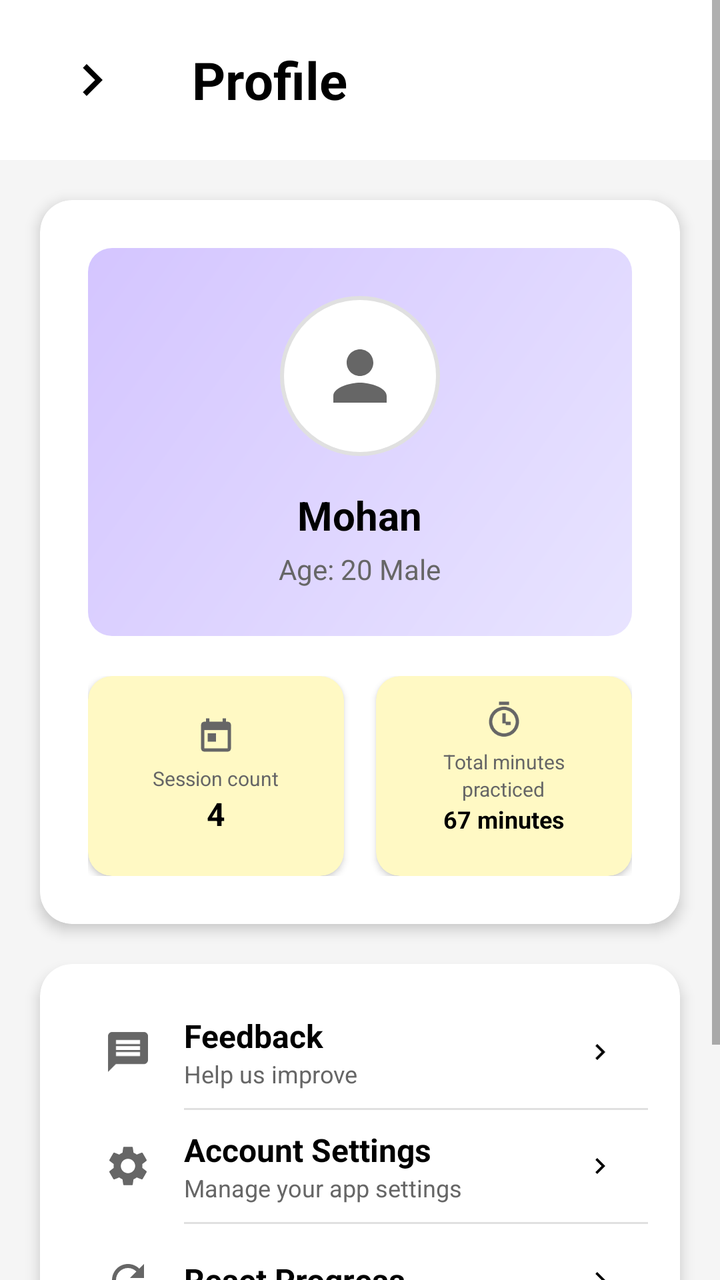
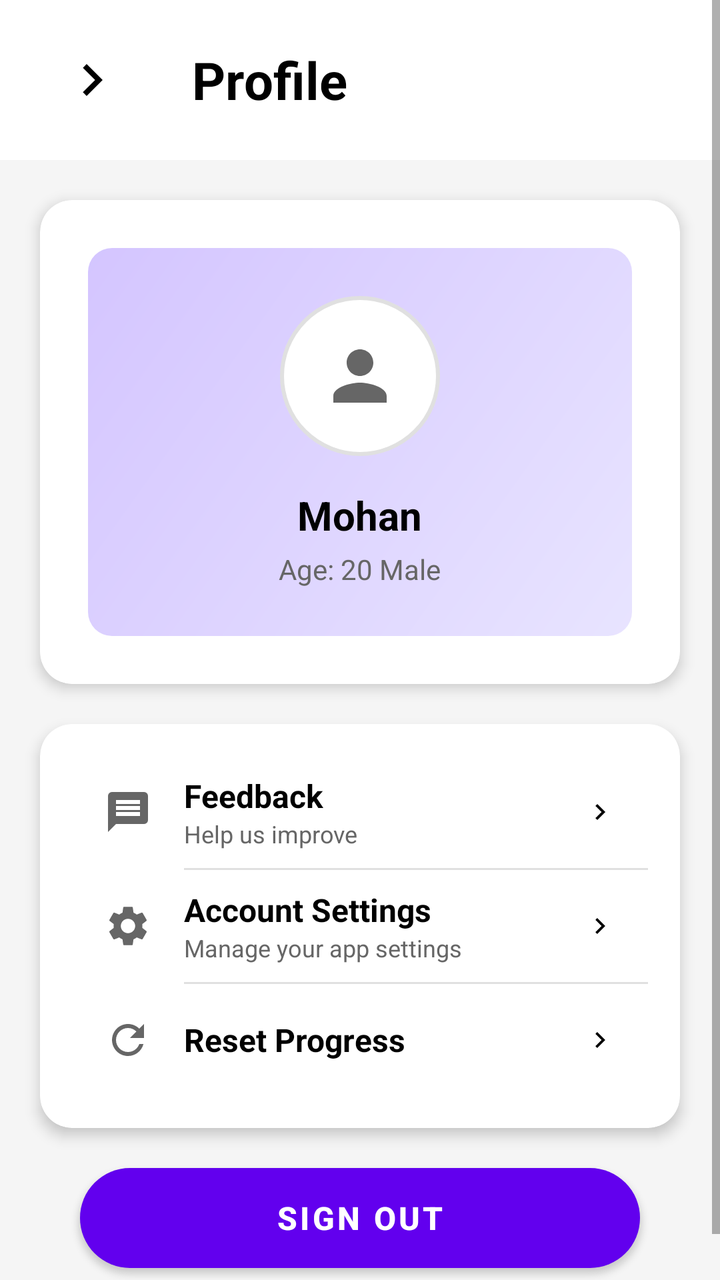

Screens rendered from an Android XML layout before and after an edit, with the pre-edit source and the edit as a unified diff.
<!-- AndroidManifest.xml: application theme Theme.CogniSync -->
<!-- res/layout/activity_profile.xml -->
<?xml version="1.0" encoding="utf-8"?>
<ScrollView xmlns:android="http://schemas.android.com/apk/res/android"
    xmlns:app="http://schemas.android.com/apk/res-auto"
    xmlns:tools="http://schemas.android.com/tools"
    android:layout_width="match_parent"
    android:layout_height="match_parent"
    android:fitsSystemWindows="true"
    android:background="#F5F5F5">

    <LinearLayout
        android:layout_width="match_parent"
        android:layout_height="wrap_content"
        android:orientation="vertical">

        
        <RelativeLayout
            android:id="@+id/headerLayout"
            android:layout_width="match_parent"
            android:layout_height="80dp"
            android:background="@android:color/white"
            android:paddingStart="16dp"
            android:paddingEnd="16dp"
            android:paddingTop="8dp">

            <ImageButton
                android:id="@+id/backButton"
                android:layout_width="60dp"
                android:layout_height="54dp"
                android:layout_centerVertical="true"
                android:background="?android:attr/selectableItemBackgroundBorderless"
                android:contentDescription="@string/Back"
                android:src="@drawable/chevron_right" />

            <TextView
                android:layout_width="wrap_content"
                android:layout_height="wrap_content"
                android:layout_centerVertical="true"
                android:layout_marginStart="20dp"
                android:layout_toEndOf="@id/backButton"
                android:text="@string/profile"
                android:textColor="#000000"
                android:textSize="26sp"
                android:textStyle="bold" />
        </RelativeLayout>

        
        <androidx.cardview.widget.CardView
            android:layout_width="match_parent"
            android:layout_height="wrap_content"
            android:layout_margin="20dp"
            android:elevation="4dp"
            app:cardCornerRadius="16dp"
            app:cardElevation="4dp">

            <LinearLayout
                android:layout_width="match_parent"
                android:layout_height="wrap_content"
                android:orientation="vertical"
                android:padding="24dp">

                <LinearLayout
                    android:layout_width="match_parent"
                    android:layout_height="wrap_content"
                    android:background="@drawable/ic_profile"
                    android:gravity="center"
                    android:orientation="vertical"
                    android:padding="24dp">

                    <ImageView
                        android:id="@+id/profileImage"
                        android:layout_width="80dp"
                        android:layout_height="80dp"
                        android:layout_marginBottom="16dp"
                        android:background="@drawable/circle_background"
                        android:padding="20dp"
                        android:src="@drawable/ic_person"
                        android:contentDescription="@string/profile_picture" />

                    <TextView
                        android:id="@+id/userName"
                        android:layout_width="wrap_content"
                        android:layout_height="wrap_content"
                        android:layout_marginBottom="4dp"
                        android:text="@string/mohan"
                        android:textColor="#000000"
                        android:textSize="20sp"
                        android:textStyle="bold" />

                    <TextView
                        android:id="@+id/userInfo"
                        android:layout_width="wrap_content"
                        android:layout_height="wrap_content"
                        android:text="@string/age_20_male"
                        android:textColor="#666666"
                        android:textSize="14sp" />
                </LinearLayout>

                
                <LinearLayout
                    android:layout_width="match_parent"
                    android:layout_height="wrap_content"
                    android:layout_marginTop="20dp"
                    android:orientation="horizontal">

                    <androidx.cardview.widget.CardView
                        android:layout_width="0dp"
                        android:layout_height="100dp"
                        android:layout_marginEnd="8dp"
                        android:layout_weight="1"
                        android:elevation="2dp"
                        app:cardCornerRadius="12dp"
                        app:cardBackgroundColor="#FFF9C4">

                        <LinearLayout
                            android:layout_width="match_parent"
                            android:layout_height="match_parent"
                            android:gravity="center"
                            android:orientation="vertical"
                            android:padding="12dp">

                            <ImageView
                                android:layout_width="20dp"
                                android:layout_height="20dp"
                                android:layout_marginBottom="4dp"
                                android:src="@drawable/ic_calendar"
                                android:contentDescription="@string/sessions" />

                            <TextView
                                android:layout_width="wrap_content"
                                android:layout_height="wrap_content"
                                android:text="@string/session_count"
                                android:textColor="#666666"
                                android:textSize="10sp"
                                tools:ignore="SmallSp" />

                            <TextView
                                android:id="@+id/sessionCount"
                                android:layout_width="wrap_content"
                                android:layout_height="wrap_content"
                                android:text="@string/_4"
                                android:textColor="#000000"
                                android:textSize="16sp"
                                android:textStyle="bold" />
                        </LinearLayout>
                    </androidx.cardview.widget.CardView>

                    <androidx.cardview.widget.CardView
                        android:layout_width="0dp"
                        android:layout_height="100dp"
                        android:layout_marginStart="8dp"
                        android:layout_weight="1"
                        android:elevation="2dp"
                        app:cardCornerRadius="12dp"
                        app:cardBackgroundColor="#FFF9C4">

                        <LinearLayout
                            android:layout_width="match_parent"
                            android:layout_height="wrap_content"
                            android:gravity="center"
                            android:orientation="vertical"
                            android:padding="12dp">

                            <ImageView
                                android:layout_width="20dp"
                                android:layout_height="20dp"
                                android:layout_marginBottom="4dp"
                                android:src="@drawable/ic_timer"
                                android:contentDescription="@string/minutes" />

                            <TextView
                                android:layout_width="wrap_content"
                                android:layout_height="wrap_content"
                                android:text="@string/total_minutes"
                                android:textColor="#666666"
                                android:textSize="10sp" />

                            <TextView
                                android:layout_width="wrap_content"
                                android:layout_height="wrap_content"
                                android:text="@string/practiced"
                                android:textColor="#666666"
                                android:textSize="10sp" />

                            <TextView
                                android:id="@+id/totalMinutes"
                                android:layout_width="wrap_content"
                                android:layout_height="wrap_content"
                                android:text="@string/_67_minutes"
                                android:textColor="#000000"
                                android:textSize="12sp"
                                android:textStyle="bold" />
                        </LinearLayout>
                    </androidx.cardview.widget.CardView>
                </LinearLayout>
            </LinearLayout>
        </androidx.cardview.widget.CardView>

        
        <androidx.cardview.widget.CardView
            android:layout_width="match_parent"
            android:layout_height="wrap_content"
            android:layout_marginStart="20dp"
            android:layout_marginEnd="20dp"
            android:layout_marginBottom="20dp"
            android:elevation="4dp"
            app:cardCornerRadius="16dp"
            app:cardElevation="4dp">

            <LinearLayout
                android:layout_width="match_parent"
                android:layout_height="wrap_content"
                android:orientation="vertical"
                android:padding="16dp">

                
                <LinearLayout
                    android:id="@+id/feedbackOption"
                    android:layout_width="match_parent"
                    android:layout_height="56dp"
                    android:background="?android:attr/selectableItemBackground"
                    android:gravity="center_vertical"
                    android:orientation="horizontal"
                    android:paddingStart="16dp"
                    android:paddingEnd="16dp">

                    <ImageView
                        android:layout_width="24dp"
                        android:layout_height="24dp"
                        android:layout_marginEnd="16dp"
                        android:src="@drawable/ic_feedback"
                        android:contentDescription="Feedback" />

                    <LinearLayout
                        android:layout_width="0dp"
                        android:layout_height="wrap_content"
                        android:layout_weight="1"
                        android:orientation="vertical">

                        <TextView
                            android:layout_width="wrap_content"
                            android:layout_height="wrap_content"
                            android:text="Feedback"
                            android:textColor="#000000"
                            android:textSize="16sp"
                            android:textStyle="bold" />

                        <TextView
                            android:layout_width="wrap_content"
                            android:layout_height="wrap_content"
                            android:text="Help us improve"
                            android:textColor="#666666"
                            android:textSize="12sp" />
                    </LinearLayout>

                    <ImageView
                        android:layout_width="16dp"
                        android:layout_height="16dp"
                        android:src="@drawable/chevron_right"
                        android:contentDescription="Navigate" />
                </LinearLayout>

                
                <View
                    android:layout_width="match_parent"
                    android:layout_height="1dp"
                    android:layout_marginStart="56dp"
                    android:background="#E0E0E0" />

                
                <LinearLayout
                    android:id="@+id/accountSettingsOption"
                    android:layout_width="match_parent"
                    android:layout_height="56dp"
                    android:background="?android:attr/selectableItemBackground"
                    android:gravity="center_vertical"
                    android:orientation="horizontal"
                    android:paddingStart="16dp"
                    android:paddingEnd="16dp">

                    <ImageView
                        android:layout_width="24dp"
                        android:layout_height="24dp"
                        android:layout_marginEnd="16dp"
                        android:src="@drawable/ic_account_settings"
                        android:contentDescription="Account Settings" />

                    <LinearLayout
                        android:layout_width="0dp"
                        android:layout_height="wrap_content"
                        android:layout_weight="1"
                        android:orientation="vertical">

                        <TextView
                            android:layout_width="wrap_content"
                            android:layout_height="wrap_content"
                            android:text="Account Settings"
                            android:textColor="#000000"
                            android:textSize="16sp"
                            android:textStyle="bold" />

                        <TextView
                            android:layout_width="wrap_content"
                            android:layout_height="wrap_content"
                            android:text="@string/manage_your_app_settings"
                            android:textColor="#666666"
                            android:textSize="12sp" />
                    </LinearLayout>

                    <ImageView
                        android:layout_width="16dp"
                        android:layout_height="16dp"
                        android:src="@drawable/chevron_right"
                        android:contentDescription="Navigate" />
                </LinearLayout>

                
                <View
                    android:layout_width="match_parent"
                    android:layout_height="1dp"
                    android:layout_marginStart="56dp"
                    android:background="#E0E0E0" />

                
                <LinearLayout
                    android:id="@+id/resetProgressOption"
                    android:layout_width="match_parent"
                    android:layout_height="56dp"
                    android:background="?android:attr/selectableItemBackground"
                    android:gravity="center_vertical"
                    android:orientation="horizontal"
                    android:paddingStart="16dp"
                    android:paddingEnd="16dp">

                    <ImageView
                        android:layout_width="24dp"
                        android:layout_height="24dp"
                        android:layout_marginEnd="16dp"
                        android:src="@drawable/ic_reset"
                        android:contentDescription="Reset Progress" />

                    <LinearLayout
                        android:layout_width="0dp"
                        android:layout_height="wrap_content"
                        android:layout_weight="1"
                        android:orientation="vertical">

                        <TextView
                            android:layout_width="wrap_content"
                            android:layout_height="wrap_content"
                            android:text="Reset Progress"
                            android:textColor="#000000"
                            android:textSize="16sp"
                            android:textStyle="bold" />
                    </LinearLayout>

                    <ImageView
                        android:layout_width="16dp"
                        android:layout_height="16dp"
                        android:src="@drawable/chevron_right"
                        android:contentDescription="Navigate" />
                </LinearLayout>
            </LinearLayout>
        </androidx.cardview.widget.CardView>

        
        <Button
            android:id="@+id/signOutButton"
            android:layout_width="match_parent"
            android:layout_height="50dp"
            android:layout_marginStart="40dp"
            android:layout_marginEnd="40dp"
            android:layout_marginBottom="30dp"
            app:backgroundTint="@null"
            android:background="@drawable/btn_bg"
            android:text="Sign out"
            android:textColor="#FFFFFF"
            android:textSize="16sp"
            android:textStyle="bold" />
    </LinearLayout>
</ScrollView>
<!-- resources referenced by this layout -->
<resources>
  <!-- drawable btn_bg (drawable) -->
  <shape xmlns:android="http://schemas.android.com/apk/res/android"
      android:shape="rectangle">
      <solid android:color="#B9BDBF"/>
      <corners android:radius="35dp"/>
  </shape>
  <!-- drawable chevron_right (drawable) -->
  <vector xmlns:android="http://schemas.android.com/apk/res/android"
      android:width="32dp"
      android:height="32dp"
      android:viewportWidth="32"
      android:viewportHeight="32">
      <path
          android:fillColor="#000000"
          android:pathData="M11.45 22.12L17.56 16l-6.1-6.12L13.32 8l8 8-8 8-1.88-1.88Z"/>
  </vector>
  <!-- drawable circle_background (drawable) -->
  <?xml version="1.0" encoding="utf-8"?>
  <shape xmlns:android="http://schemas.android.com/apk/res/android"
      android:shape="oval">
  
      <solid android:color="#FFFFFF" />
  
      <stroke
          android:width="2dp"
          android:color="#E0E0E0" />
  
  </shape>
  <!-- drawable ic_calendar (drawable) -->
  <?xml version="1.0" encoding="utf-8"?>
  <vector xmlns:android="http://schemas.android.com/apk/res/android"
      android:width="24dp"
      android:height="24dp"
      android:viewportWidth="24"
      android:viewportHeight="24">
  
      <path
          android:fillColor="#666666"
          android:pathData="M19,3h-1V1h-2v2H8V1H6v2H5C3.89,3 3.01,3.9 3.01,5L3,19c0,1.1 0.89,2 2,2h14c1.1,0 2,-0.9 2,-2V5C21,3.9 20.1,3 19,3zM19,19H5V8h14V19zM7,10h5v5H7z" />
  
  </vector>
  <!-- drawable ic_person (drawable) -->
  <?xml version="1.0" encoding="utf-8"?>
  <vector xmlns:android="http://schemas.android.com/apk/res/android"
      android:width="24dp"
      android:height="24dp"
      android:viewportWidth="24"
      android:viewportHeight="24">
  
      <path
          android:fillColor="#666666"
          android:pathData="M12,12c2.21,0 4,-1.79 4,-4s-1.79,-4 -4,-4 -4,1.79 -4,4 1.79,4 4,4zM12,14c-2.67,0 -8,1.34 -8,4v2h16v-2c0,-2.66 -5.33,-4 -8,-4z" />
  
  </vector>
  <!-- drawable ic_profile (drawable) -->
  <?xml version="1.0" encoding="utf-8"?>
  <shape xmlns:android="http://schemas.android.com/apk/res/android"
      android:shape="rectangle">
  
      <gradient
          android:startColor="#E8E4FF"
          android:endColor="#D4C5FF"
          android:angle="135"
          android:type="linear" />
  
      <corners android:radius="12dp" />
  
  </shape>
  <!-- drawable ic_timer (drawable) -->
  <?xml version="1.0" encoding="utf-8"?>
  <vector xmlns:android="http://schemas.android.com/apk/res/android"
      android:width="24dp"
      android:height="24dp"
      android:viewportWidth="24"
      android:viewportHeight="24">
  
      
      <path
          android:fillColor="#666666"
          android:pathData="M15,1H9v2h6V1z" />
  
      
      <path
          android:fillColor="#666666"
          android:pathData="M12,4c-4.97,0 -9,4.03 -9,9s4.02,9 9,9 9,-4.03 9,-9 -4.03,-9 -9,-9zM12,20c-3.87,0 -7,-3.13 -7,-7s3.13,-7 7,-7 7,3.13 7,7 -3.13,7 -7,7z" />
  
      
      <path
          android:fillColor="#666666"
          android:pathData="M11,8h2v6h-2V8z" />
      <path
          android:fillColor="#666666"
          android:pathData="M13,13h3v2h-3V13z" />
  
  </vector>
  <string name="Back">Back</string>
  <string name="_4">4</string>
  <string name="_67_minutes">67 minutes</string>
  <string name="age_20_male">Age: 20 Male</string>
  <string name="manage_your_app_settings">Manage your app settings</string>
  <string name="minutes">Minutes</string>
  <string name="mohan">Mohan</string>
  <string name="practiced">practiced</string>
  <string name="profile">Profile</string>
  <string name="profile_picture">Profile Picture</string>
  <string name="session_count">Session count</string>
  <string name="sessions">Sessions</string>
  <string name="total_minutes">Total minutes</string>
  <style name="Theme.CogniSync" parent="Theme.MaterialComponents.DayNight.NoActionBar">
  
  
  
          
          <item name="android:statusBarColor">@android:color/white</item>
          <item name="android:windowLightStatusBar">true</item>
  
      </style>
  <!-- unchanged entries left out for length: 3 -->
</resources>

<!-- the commit's change to res/layout/activity_profile.xml (unified diff, before → after) -->
@@ -1,7 +1,6 @@
 <?xml version="1.0" encoding="utf-8"?>
 <ScrollView xmlns:android="http://schemas.android.com/apk/res/android"
     xmlns:app="http://schemas.android.com/apk/res-auto"
-    xmlns:tools="http://schemas.android.com/tools"
     android:layout_width="match_parent"
     android:layout_height="match_parent"
     android:fitsSystemWindows="true"
@@ -28,7 +27,6 @@
                 android:layout_height="54dp"
                 android:layout_centerVertical="true"
                 android:background="?android:attr/selectableItemBackgroundBorderless"
-                android:contentDescription="@string/Back"
                 android:src="@drawable/chevron_right" />
 
             <TextView
@@ -48,7 +46,6 @@
             android:layout_width="match_parent"
             android:layout_height="wrap_content"
             android:layout_margin="20dp"
-            android:elevation="4dp"
             app:cardCornerRadius="16dp"
             app:cardElevation="4dp">
 
@@ -73,8 +70,7 @@
                         android:layout_marginBottom="16dp"
                         android:background="@drawable/circle_background"
                         android:padding="20dp"
-                        android:src="@drawable/ic_person"
-                        android:contentDescription="@string/profile_picture" />
+                        android:src="@drawable/ic_person" />
 
                     <TextView
                         android:id="@+id/userName"
@@ -96,102 +92,7 @@
                 </LinearLayout>
 
                 
-                <LinearLayout
-                    android:layout_width="match_parent"
-                    android:layout_height="wrap_content"
-                    android:layout_marginTop="20dp"
-                    android:orientation="horizontal">
-
-                    <androidx.cardview.widget.CardView
-                        android:layout_width="0dp"
-                        android:layout_height="100dp"
-                        android:layout_marginEnd="8dp"
-                        android:layout_weight="1"
-                        android:elevation="2dp"
-                        app:cardCornerRadius="12dp"
-                        app:cardBackgroundColor="#FFF9C4">
-
-                        <LinearLayout
-                            android:layout_width="match_parent"
-                            android:layout_height="match_parent"
-                            android:gravity="center"
-                            android:orientation="vertical"
-                            android:padding="12dp">
-
-                            <ImageView
-                                android:layout_width="20dp"
-                                android:layout_height="20dp"
-                                android:layout_marginBottom="4dp"
-                                android:src="@drawable/ic_calendar"
-                                android:contentDescription="@string/sessions" />
-
-                            <TextView
-                                android:layout_width="wrap_content"
-                                android:layout_height="wrap_content"
-                                android:text="@string/session_count"
-                                android:textColor="#666666"
-                                android:textSize="10sp"
-                                tools:ignore="SmallSp" />
-
-                            <TextView
-                                android:id="@+id/sessionCount"
-                                android:layout_width="wrap_content"
-                                android:layout_height="wrap_content"
-                                android:text="@string/_4"
-                                android:textColor="#000000"
-                                android:textSize="16sp"
-                                android:textStyle="bold" />
-                        </LinearLayout>
-                    </androidx.cardview.widget.CardView>
-
-                    <androidx.cardview.widget.CardView
-                        android:layout_width="0dp"
-                        android:layout_height="100dp"
-                        android:layout_marginStart="8dp"
-                        android:layout_weight="1"
-                        android:elevation="2dp"
-                        app:cardCornerRadius="12dp"
-                        app:cardBackgroundColor="#FFF9C4">
-
-                        <LinearLayout
-                            android:layout_width="match_parent"
-                            android:layout_height="wrap_content"
-                            android:gravity="center"
-                            android:orientation="vertical"
-                            android:padding="12dp">
-
-                            <ImageView
-                                android:layout_width="20dp"
-                                android:layout_height="20dp"
-                                android:layout_marginBottom="4dp"
-                                android:src="@drawable/ic_timer"
-                                android:contentDescription="@string/minutes" />
-
-                            <TextView
-                                android:layout_width="wrap_content"
-                                android:layout_height="wrap_content"
-                                android:text="@string/total_minutes"
-                                android:textColor="#666666"
-                                android:textSize="10sp" />
-
-                            <TextView
-                                android:layout_width="wrap_content"
-                                android:layout_height="wrap_content"
-                                android:text="@string/practiced"
-                                android:textColor="#666666"
-                                android:textSize="10sp" />
-
-                            <TextView
-                                android:id="@+id/totalMinutes"
-                                android:layout_width="wrap_content"
-                                android:layout_height="wrap_content"
-                                android:text="@string/_67_minutes"
-                                android:textColor="#000000"
-                                android:textSize="12sp"
-                                android:textStyle="bold" />
-                        </LinearLayout>
-                    </androidx.cardview.widget.CardView>
-                </LinearLayout>
+
             </LinearLayout>
         </androidx.cardview.widget.CardView>
 
@@ -202,7 +103,6 @@
             android:layout_marginStart="20dp"
             android:layout_marginEnd="20dp"
             android:layout_marginBottom="20dp"
-            android:elevation="4dp"
             app:cardCornerRadius="16dp"
             app:cardElevation="4dp">
 
@@ -227,8 +127,7 @@
                         android:layout_width="24dp"
                         android:layout_height="24dp"
                         android:layout_marginEnd="16dp"
-                        android:src="@drawable/ic_feedback"
-                        android:contentDescription="Feedback" />
+                        android:src="@drawable/ic_feedback" />
 
                     <LinearLayout
                         android:layout_width="0dp"
@@ -255,11 +154,9 @@
                     <ImageView
                         android:layout_width="16dp"
                         android:layout_height="16dp"
-                        android:src="@drawable/chevron_right"
-                        android:contentDescription="Navigate" />
-                </LinearLayout>
-
-                
+                        android:src="@drawable/chevron_right" />
+                </LinearLayout>
+
                 <View
                     android:layout_width="match_parent"
                     android:layout_height="1dp"
@@ -281,8 +178,7 @@
                         android:layout_width="24dp"
                         android:layout_height="24dp"
                         android:layout_marginEnd="16dp"
-                        android:src="@drawable/ic_account_settings"
-                        android:contentDescription="Account Settings" />
+                        android:src="@drawable/ic_account_settings" />
 
                     <LinearLayout
                         android:layout_width="0dp"
@@ -309,11 +205,9 @@
                     <ImageView
                         android:layout_width="16dp"
                         android:layout_height="16dp"
-                        android:src="@drawable/chevron_right"
-                        android:contentDescription="Navigate" />
-                </LinearLayout>
-
-                
+                        android:src="@drawable/chevron_right" />
+                </LinearLayout>
+
                 <View
                     android:layout_width="match_parent"
                     android:layout_height="1dp"
@@ -335,8 +229,7 @@
                         android:layout_width="24dp"
                         android:layout_height="24dp"
                         android:layout_marginEnd="16dp"
-                        android:src="@drawable/ic_reset"
-                        android:contentDescription="Reset Progress" />
+                        android:src="@drawable/ic_reset" />
 
                     <LinearLayout
                         android:layout_width="0dp"
@@ -356,9 +249,9 @@
                     <ImageView
                         android:layout_width="16dp"
                         android:layout_height="16dp"
-                        android:src="@drawable/chevron_right"
-                        android:contentDescription="Navigate" />
-                </LinearLayout>
+                        android:src="@drawable/chevron_right" />
+                </LinearLayout>
+
             </LinearLayout>
         </androidx.cardview.widget.CardView>
 
@@ -370,7 +263,6 @@
             android:layout_marginStart="40dp"
             android:layout_marginEnd="40dp"
             android:layout_marginBottom="30dp"
-            app:backgroundTint="@null"
             android:background="@drawable/btn_bg"
             android:text="Sign out"
             android:textColor="#FFFFFF"
<!-- resource entries referenced after the edit -->
@@ -28,19 +28,6 @@
           android:color="#E0E0E0" />
   
   </shape>
-  <!-- drawable ic_calendar (drawable) -->
-  <?xml version="1.0" encoding="utf-8"?>
-  <vector xmlns:android="http://schemas.android.com/apk/res/android"
-      android:width="24dp"
-      android:height="24dp"
-      android:viewportWidth="24"
-      android:viewportHeight="24">
-  
-      <path
-          android:fillColor="#666666"
-          android:pathData="M19,3h-1V1h-2v2H8V1H6v2H5C3.89,3 3.01,3.9 3.01,5L3,19c0,1.1 0.89,2 2,2h14c1.1,0 2,-0.9 2,-2V5C21,3.9 20.1,3 19,3zM19,19H5V8h14V19zM7,10h5v5H7z" />
-  
-  </vector>
   <!-- drawable ic_person (drawable) -->
   <?xml version="1.0" encoding="utf-8"?>
   <vector xmlns:android="http://schemas.android.com/apk/res/android"
@@ -68,46 +55,10 @@
       <corners android:radius="12dp" />
   
   </shape>
-  <!-- drawable ic_timer (drawable) -->
-  <?xml version="1.0" encoding="utf-8"?>
-  <vector xmlns:android="http://schemas.android.com/apk/res/android"
-      android:width="24dp"
-      android:height="24dp"
-      android:viewportWidth="24"
-      android:viewportHeight="24">
-  
-      
-      <path
-          android:fillColor="#666666"
-          android:pathData="M15,1H9v2h6V1z" />
-  
-      
-      <path
-          android:fillColor="#666666"
-          android:pathData="M12,4c-4.97,0 -9,4.03 -9,9s4.02,9 9,9 9,-4.03 9,-9 -4.03,-9 -9,-9zM12,20c-3.87,0 -7,-3.13 -7,-7s3.13,-7 7,-7 7,3.13 7,7 -3.13,7 -7,7z" />
-  
-      
-      <path
-          android:fillColor="#666666"
-          android:pathData="M11,8h2v6h-2V8z" />
-      <path
-          android:fillColor="#666666"
-          android:pathData="M13,13h3v2h-3V13z" />
-  
-  </vector>
-  <string name="Back">Back</string>
-  <string name="_4">4</string>
-  <string name="_67_minutes">67 minutes</string>
   <string name="age_20_male">Age: 20 Male</string>
   <string name="manage_your_app_settings">Manage your app settings</string>
-  <string name="minutes">Minutes</string>
   <string name="mohan">Mohan</string>
-  <string name="practiced">practiced</string>
   <string name="profile">Profile</string>
-  <string name="profile_picture">Profile Picture</string>
-  <string name="session_count">Session count</string>
-  <string name="sessions">Sessions</string>
-  <string name="total_minutes">Total minutes</string>
   <style name="Theme.CogniSync" parent="Theme.MaterialComponents.DayNight.NoActionBar">
   
   
